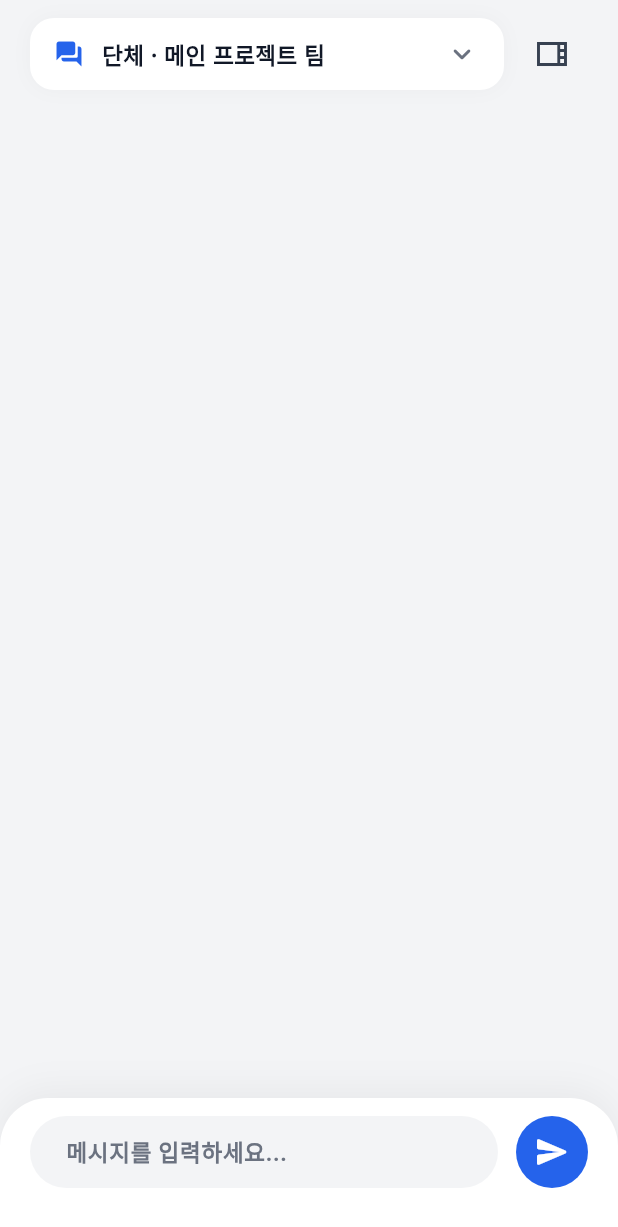
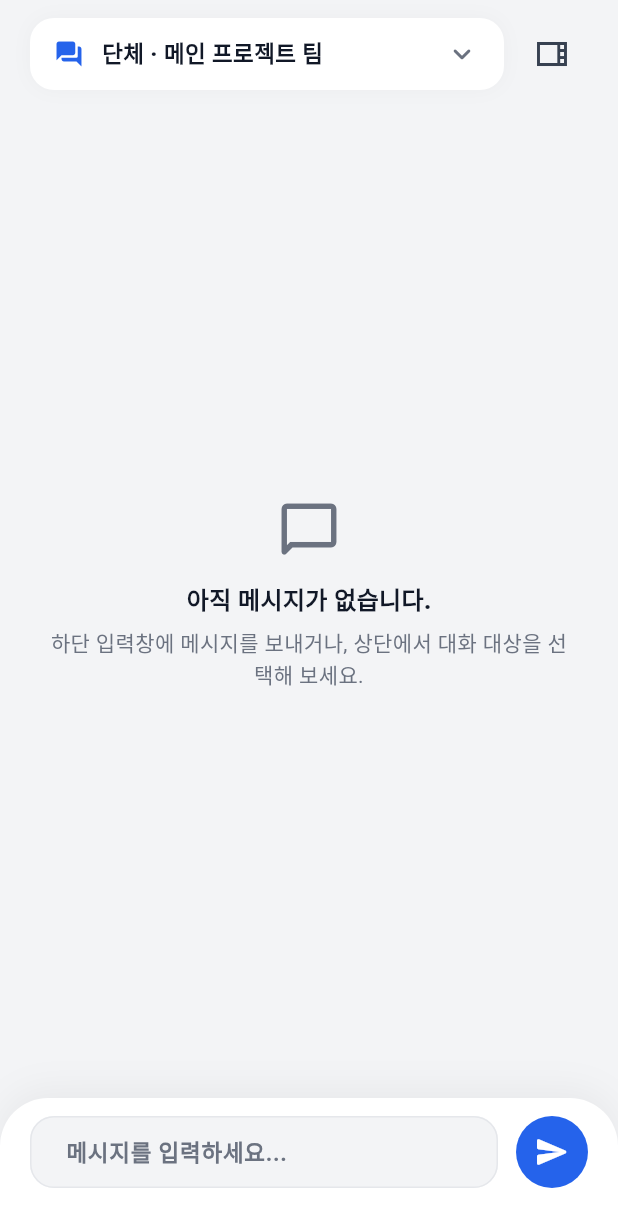
Before and after one commit to frysquirrel-A/Worknote, a Flutter app: the MessengerTab screen opened directly, on a phone screen of 412 x 824 dp. Shown: the top 1227 px of the screen. Run offline on Flutter 3.47's test engine with Material 3 defaults, Android fonts, the phone set to English and light mode, and no system bars; our stand-ins replace google_fonts, google_sign_in, hive, hive_flutter, image_picker, table_calendar; missing offline and left inert: extension_google_sign_in_as_googleapis_auth, googleapis; accounts and stored records are empty.

Commit message:
2/21 작업 시작 전 ChatGPT가 만들어 준 기초파일

```diff
--- a/lib/app/widgets/master_drawer.dart
+++ b/lib/app/widgets/master_drawer.dart
@@ -83,7 +83,7 @@ class MasterDrawer extends StatelessWidget {
                 ...teamProv.teams.map((t) => ListTile(
                   contentPadding: const EdgeInsets.symmetric(horizontal: 24),
                   leading: Icon(Icons.hub_rounded, color: t.id == teamProv.currentTeamId ? const Color(0xFF2563EB) : Colors.grey, size: 20),
-                  title: Text(t.name, style: TextStyle(fontWeight: t.id == teamProv.currentTeamId ? FontWeight.bold : FontWeight.normal)),
+                  title: Text(t.name, style: TextStyle(color: Colors.black, fontWeight: t.id == teamProv.currentTeamId ? FontWeight.bold : FontWeight.normal)),
                   onTap: () {
                     teamProv.switchTeam(t.id);
                     Navigator.pop(context);
--- a/lib/core/theme/app_theme.dart
+++ b/lib/core/theme/app_theme.dart
@@ -7,7 +7,8 @@ class AppTheme {
   static const Color _seedDark = Color(0xFF0F172A);
 
   static ThemeMode resolveThemeMode(String? setting) {
-    return (setting ?? 'dark') == 'dark' ? ThemeMode.dark : ThemeMode.light;
+    final mode = (setting ?? 'light').toLowerCase();
+    return mode == 'dark' ? ThemeMode.dark : ThemeMode.light;
   }
 
   static ThemeData light({String? setting}) {
--- a/lib/features/chat/ui/messenger_tab.dart
+++ b/lib/features/chat/ui/messenger_tab.dart
@@ -51,7 +51,30 @@ class _MessengerTabState extends State<MessengerTab> {
           const SizedBox(width: 8),
           Builder(builder: (ctx) => IconButton(icon: const Icon(Icons.view_sidebar_outlined, color: AppColors.text2), onPressed: () => Scaffold.of(ctx).openEndDrawer())),
         ])),
-        Expanded(child: ListView.builder(reverse: true, padding: const EdgeInsets.fromLTRB(20, 10, 20, 20), itemCount: messages.length, itemBuilder: (context, index) => _buildMessageBubble(messages[index], messages[index].senderId == myId))),
+        Expanded(
+        child: messages.isEmpty
+            ? Center(
+                child: Padding(
+                  padding: const EdgeInsets.symmetric(horizontal: 28),
+                  child: Column(
+                    mainAxisSize: MainAxisSize.min,
+                    children: const [
+                      Icon(Icons.chat_bubble_outline_rounded, size: 44, color: AppColors.hint),
+                      SizedBox(height: 12),
+                      Text('아직 메시지가 없습니다.', style: TextStyle(fontWeight: FontWeight.w900, fontSize: 16, color: AppColors.text)),
+                      SizedBox(height: 6),
+                      Text('하단 입력창에 메시지를 보내거나, 상단에서 대화 대상을 선택해 보세요.', textAlign: TextAlign.center, style: TextStyle(color: AppColors.hint, height: 1.4)),
+                    ],
+                  ),
+                ),
+              )
+            : ListView.builder(
+                reverse: true,
+                padding: const EdgeInsets.fromLTRB(20, 10, 20, 20),
+                itemCount: messages.length,
+                itemBuilder: (context, index) => _buildMessageBubble(messages[index], messages[index].senderId == myId),
+              ),
+      ),
         Container(padding: const EdgeInsets.fromLTRB(20, 12, 20, 32), decoration: BoxDecoration(color: AppColors.surface, borderRadius: const BorderRadius.vertical(top: Radius.circular(32)), boxShadow: [BoxShadow(color: Colors.black.withValues(alpha: 0.05), blurRadius: 20, offset: const Offset(0, -5))]), child: Row(children: [
           Expanded(child: TextField(controller: _ctrl, style: const TextStyle(fontWeight: FontWeight.bold, fontSize: 15, color: AppColors.text), decoration: InputDecoration(hintText: "메시지를 입력하세요...", hintStyle: const TextStyle(color: AppColors.hint), filled: true, fillColor: AppColors.bg, border: OutlineInputBorder(borderRadius: BorderRadius.circular(24), borderSide: BorderSide.none), contentPadding: const EdgeInsets.symmetric(horizontal: 20, vertical: 12)))),
           const SizedBox(width: 12),
@@ -85,7 +108,12 @@ class _MessengerTabState extends State<MessengerTab> {
   Widget _drawerSectionTitle(String title) => Padding(padding: const EdgeInsets.fromLTRB(16, 16, 16, 8), child: Text(title, style: const TextStyle(fontSize: 12, color: AppColors.hint, fontWeight: FontWeight.bold)));
 
   void _showThreadSelectionSheet(BuildContext context, TeamProvider teamProv, ChatProvider chatProv, String myId) {
-    showModalBottomSheet(context: context, shape: const RoundedRectangleBorder(borderRadius: BorderRadius.vertical(top: Radius.circular(28))), builder: (ctx) {
+    showModalBottomSheet(
+      context: context,
+      isScrollControlled: true,
+      backgroundColor: AppColors.surface,
+      shape: const RoundedRectangleBorder(borderRadius: BorderRadius.vertical(top: Radius.circular(28))),
+      builder: (ctx) {
       final groups = chatProv.getGroupThreads(teamProv.currentTeamId);
       final members = teamProv.currentTeam.memberIds.where((id) => id != myId).toList();
       final userBox = Hive.box<AppUser>('users');
--- a/lib/features/team/state/team_provider.dart
+++ b/lib/features/team/state/team_provider.dart
@@ -10,7 +10,7 @@ class TeamProvider extends ChangeNotifier {
 
   List<Team> _teams = [];
   String _currentTeamId = 'default';
-  String _currentThemeMode = 'dark';
+  String _currentThemeMode = 'light';
 
   List<Team> get teams => _teams;
   String get currentTeamId => _currentTeamId;
@@ -41,7 +41,7 @@ class TeamProvider extends ChangeNotifier {
   }
 
   Future<void> loadTeams() async {
-    _currentThemeMode = _localDb.getSetting('app_theme', defaultValue: 'dark');
+    _currentThemeMode = _localDb.getSetting('app_theme', defaultValue: 'light');
     _teams = _localDb.getAll<Team>('teams');
     final lastTeamId = _localDb.getSetting('last_team_id');
     if (lastTeamId != null && _teams.any((t) => t.id == lastTeamId)) {
```
Also changed, not shown: lib/features/home/ui/home_tab.dart (+6 -5 lines), lib/features/schedule/ui/schedule_tab.dart (+47 -3 lines), lib/features/tasks/ui/sheets/add_task_sheet.dart (+12 -6 lines), pubspec.lock.
